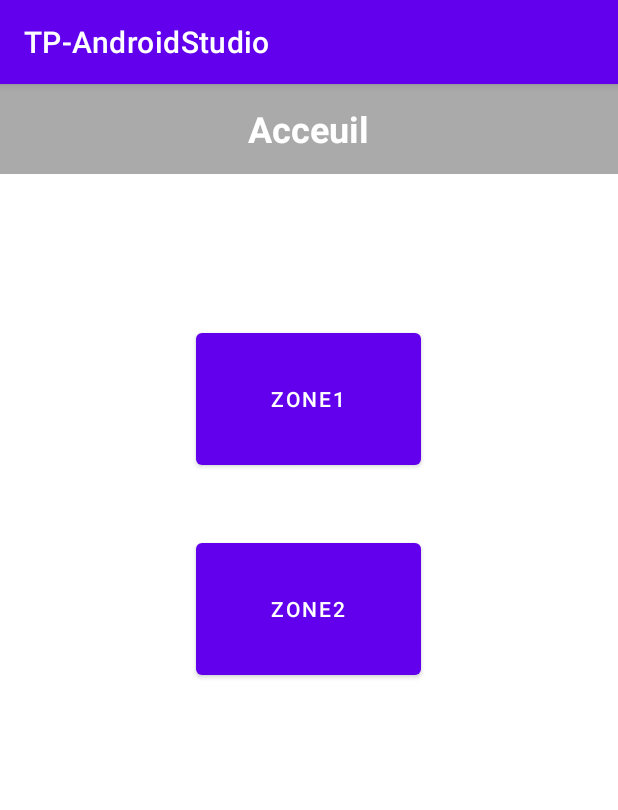
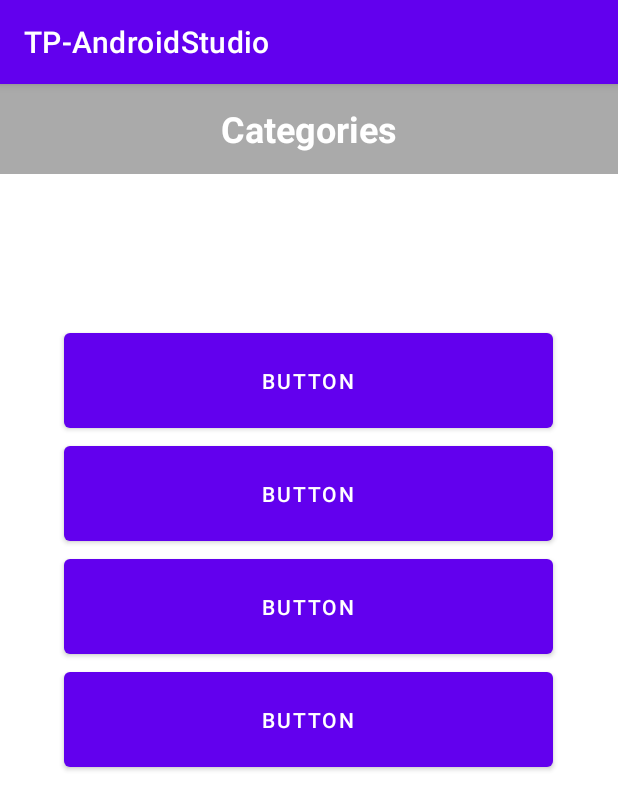
Before and after one commit to MexyzML/ProjetAndroid, an Android app: the screen it shows after launch (HomeActivity before the commit, CategorieActivity after it), after a tap on "ZONE2", on a phone screen of 412 x 824 dp. Shown: the top 810 px of the screen. Run offline under Robolectric (Android 15) with nearby library versions, the phone set to English and light mode, and no system bars.

Commit message:
Base Categorie
Ajout de categorie dans le manifest et mise de qquelques bouttons

```diff
--- a/app/src/main/AndroidManifest.xml
+++ b/app/src/main/AndroidManifest.xml
@@ -14,6 +14,7 @@
         android:theme="@style/Theme.TPAndroidStudio">
         <activity android:name=".HomeActivity"/>
         <activity android:name=".GroupActivity"/>
+        <activity android:name=".CategorieActivity"/>
         <activity android:name=".StudentActivity"/>
 
         <activity android:name=".SplashActivity">
--- a/app/src/main/java/com/cours/tp_androidstudio/CategorieActivity.java
+++ b/app/src/main/java/com/cours/tp_androidstudio/CategorieActivity.java
@@ -1,10 +1,23 @@
 package com.cours.tp_androidstudio;
+
+import android.content.Intent;
+import android.os.Bundle;
+import android.view.View;
+
 
 public class CategorieActivity extends MainActivity  {
 
-    public static void displayActivity(GroupActivity groupActivity) {
+    public static void displayActivity(HomeActivity activity) {
+        Intent intent = new Intent(activity, CategorieActivity.class);
+        activity.startActivity(intent);
+    }
+    @Override
+    protected void onCreate(Bundle savedInstanceState) {
+        super.onCreate(savedInstanceState);
+        setContentView(R.layout.activity_categorie);
+        setTitle("Categories");
+
 
     }
 
-
 }
--- a/app/src/main/java/com/cours/tp_androidstudio/HomeActivity.java
+++ b/app/src/main/java/com/cours/tp_androidstudio/HomeActivity.java
@@ -29,9 +29,9 @@ public class HomeActivity extends MainActivity implements View.OnClickListener {
             case R.id.buttonGroupes:
                 GroupActivity.displayActivity(this);
                 break;
-            //case R.id.buttonCategorie:
-            //  CategorieActivity.displayActivity(this);
-            //  break;
+            case R.id.buttonCategorie:
+                CategorieActivity.displayActivity(this);
+                break;
         }
     }
 }
--- a/app/src/main/java/com/cours/tp_androidstudio/StudentActivity.java
+++ b/app/src/main/java/com/cours/tp_androidstudio/StudentActivity.java
@@ -7,9 +7,17 @@ import android.webkit.WebView;
 
 public class StudentActivity extends MainActivity  {
 
-    public static void displayActivity(GroupActivity groupActivity) {
+    public static void displayActivity(GroupActivity activity) {
+        Intent intent = new Intent(activity, StudentActivity.class);
+        activity.startActivity(intent);
+    }
+
+    @Override
+    protected void onCreate(Bundle savedInstanceState) {
+        super.onCreate(savedInstanceState);
+        setContentView(R.layout.activity_student);
+        setTitle("Infos");
+
 
     }
-
-
 }
--- /dev/null
+++ b/app/src/main/res/layout/activity_categorie.xml
@@ -0,0 +1,45 @@
+<?xml version="1.0" encoding="utf-8"?>
+<LinearLayout
+    android:orientation="vertical"
+    xmlns:android="http://schemas.android.com/apk/res/android"
+    xmlns:tools="http://schemas.android.com/tools"
+    android:layout_width="match_parent"
+    android:layout_height="match_parent"
+    tools:context=".CategorieActivity">
+    <include
+        android:layout_width="match_parent"
+        android:layout_height="wrap_content"
+        layout="@layout/layout_header"/>
+
+    <Button
+        android:id="@+id/button1"
+        android:layout_width="326dp"
+        android:layout_height="75dp"
+        android:text="Button"
+        android:layout_gravity="center_horizontal"
+        android:layout_marginTop="100dp" />
+
+    <Button
+        android:id="@+id/button2"
+        android:layout_width="326dp"
+        android:layout_height="75dp"
+        android:text="Button"
+        android:layout_gravity="center_horizontal"
+        />
+
+    <Button
+        android:id="@+id/button3"
+        android:layout_width="326dp"
+        android:layout_height="75dp"
+        android:text="Button"
+        android:layout_gravity="center_horizontal"
+        />
+
+    <Button
+        android:id="@+id/button4"
+        android:layout_width="326dp"
+        android:layout_height="75dp"
+        android:text="Button"
+        android:layout_gravity="center_horizontal"
+        />
+</LinearLayout>
```
